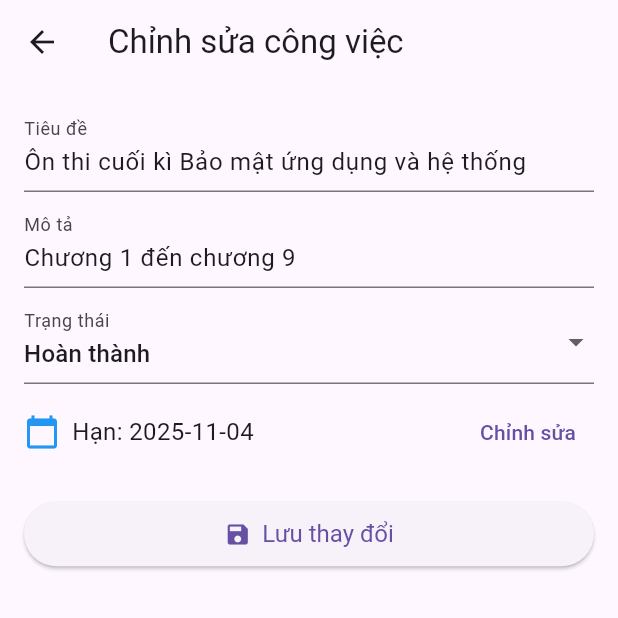
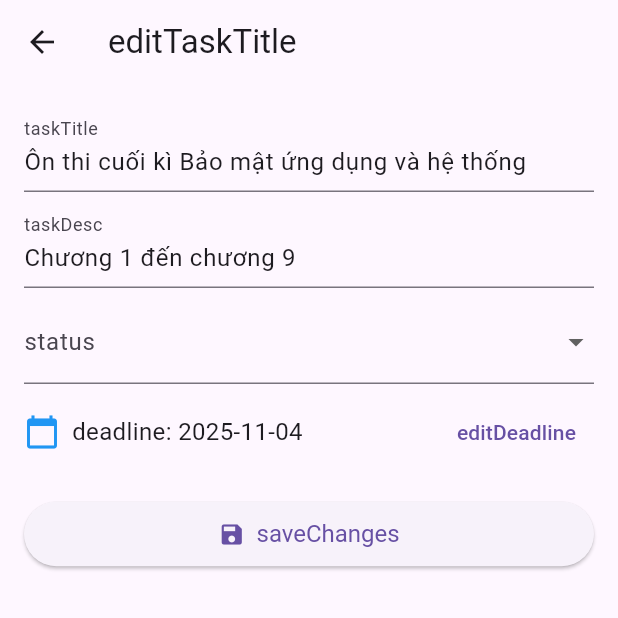
Before and after one commit to Zephyr054/2025_LTTBDD_N05_Nhom_7, a Flutter app: the screen it shows after launch, after a tap on "Ôn thi cuối kì Bảo mật ứng dụng và hệ th", on a phone screen of 412 x 824 dp, the top half of it. Run offline on Flutter 3.47's test engine with Material 3 defaults, Android fonts, the phone set to English and light mode, and no system bars; our stand-ins replace get.

Commit message:
Update edit_task_screen.dart

```diff
--- a/lib/screens/edit_task_screen.dart
+++ b/lib/screens/edit_task_screen.dart
@@ -1,5 +1,6 @@
 import 'package:flutter/material.dart';
 import '../models/task.dart';
+import 'package:get/get.dart';
 
 class EditTaskScreen extends StatefulWidget {
   final Task task;
@@ -42,40 +43,48 @@
   @override
   Widget build(BuildContext context) {
     return Scaffold(
-      appBar: AppBar(title: const Text('Chỉnh sửa công việc')),
+      appBar: AppBar(title: Text('editTaskTitle'.tr)),
       body: Padding(
         padding: const EdgeInsets.all(16),
         child: ListView(
           children: [
             TextField(
               controller: _titleCtrl,
-              decoration: const InputDecoration(labelText: 'Tiêu đề'),
+              decoration: InputDecoration(labelText: 'taskTitle'.tr),
             ),
             const SizedBox(height: 8),
             TextField(
               controller: _descCtrl,
-              decoration: const InputDecoration(labelText: 'Mô tả'),
+              decoration: InputDecoration(labelText: 'taskDesc'.tr),
             ),
             const SizedBox(height: 8),
             DropdownButtonFormField<String>(
               value: _status,
               items: [
-                'Chưa làm',
-                'Đang làm',
-                'Hoàn thành',
-              ].map((s) => DropdownMenuItem(value: s, child: Text(s))).toList(),
+                DropdownMenuItem(
+                  value: 'notStarted'.tr,
+                  child: Text('notStarted'.tr),
+                ),
+                DropdownMenuItem(
+                  value: 'inProgress'.tr,
+                  child: Text('inProgress'.tr),
+                ),
+                DropdownMenuItem(
+                  value: 'completed'.tr,
+                  child: Text('completed'.tr),
+                ),
+              ],
               onChanged: (val) => setState(() => _status = val!),
-              decoration: const InputDecoration(labelText: 'Trạng thái'),
+              decoration: InputDecoration(labelText: 'status'.tr),
             ),
             const SizedBox(height: 8),
-            // 👉 Phần chỉnh hạn nằm trong form luôn
             Row(
               children: [
                 const Icon(Icons.calendar_today, color: Colors.blue),
                 const SizedBox(width: 8),
                 Expanded(
                   child: Text(
-                    'Hạn: ${_deadline.toString().split(' ')[0]}',
+                    '${'deadline'.tr}: ${_deadline.toString().split(' ')[0]}',
                     style: const TextStyle(fontSize: 16),
                   ),
                 ),
@@ -91,17 +100,16 @@
                       setState(() => _deadline = pickedDate);
                     }
                   },
-                  child: const Text('Chỉnh sửa'),
+                  child: Text('editDeadline'.tr),
                 ),
               ],
             ),
             const SizedBox(height: 20),
-            // 👉 Nút lưu thay đổi
             SizedBox(
               width: double.infinity,
               child: ElevatedButton.icon(
                 icon: const Icon(Icons.save),
-                label: const Text('Lưu thay đổi'),
+                label: Text('saveChanges'.tr),
                 onPressed: _saveChanges,
                 style: ElevatedButton.styleFrom(
                   padding: const EdgeInsets.symmetric(vertical: 12),
```
